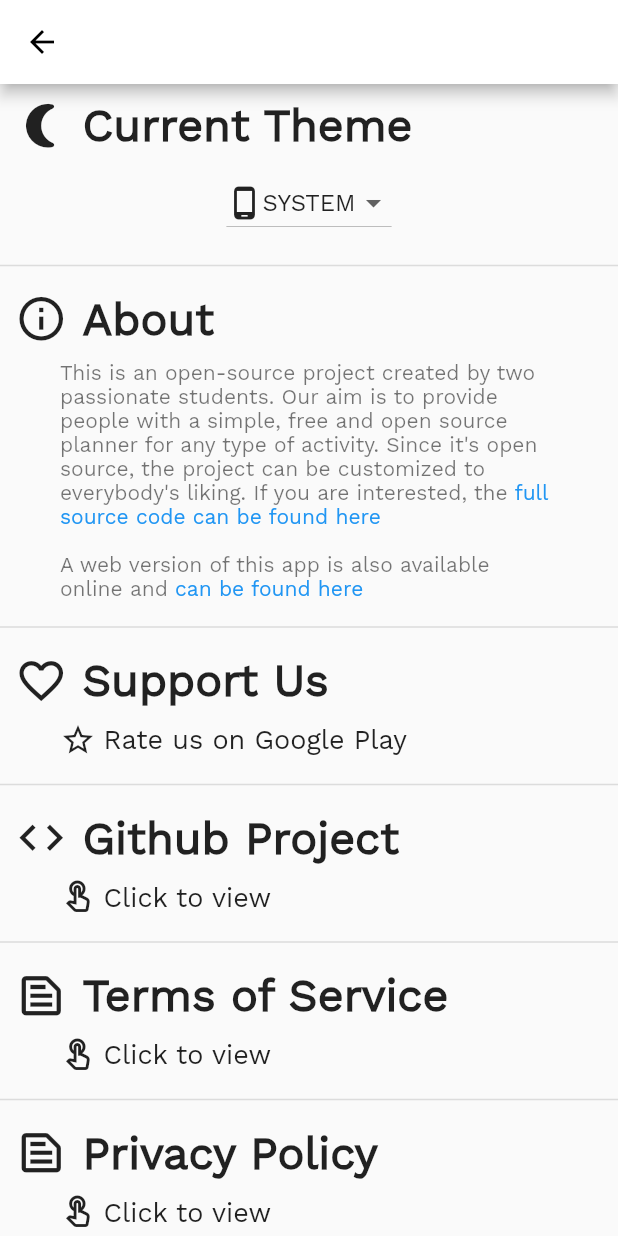
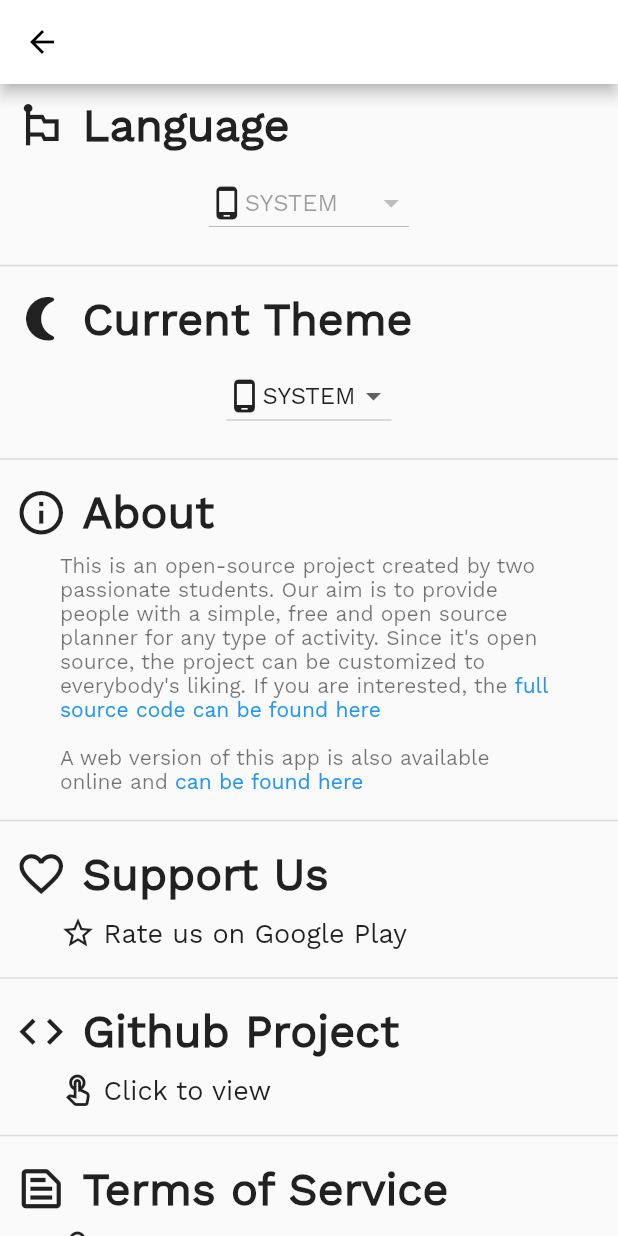
Before and after one commit to XDDK/LightPlan, a Flutter app: the SettingsPage screen opened by its route, on a phone screen of 412 x 824 dp. Run offline on Flutter 3.47's test engine with Material 2 defaults, Android fonts, the light colour scheme and no system bars; our stand-ins replace flutter_keyboard_visibility, hive, hive_flutter; accounts and stored records are empty; generated files the repository leaves out were written again.

Commit message:
Added non-functional dropdown menu for languages

```diff
--- a/lang/en.json
+++ b/lang/en.json
@@ -16,6 +16,10 @@
     "editExitDesc2" : " will be deleted.",
     "editExit2Desc" : "You will lose all modifications",
     "editExitConfirmation" : " task deleted.",
+
+    "languageTitle" : "Language",
+    "english" : "ENGLISH",
+    "romanian" : "ROMANIAN",
 
     "currentThemeTitle" : "Current Theme",
     "themeLight" : "LIGHT",
--- a/lang/ro.json
+++ b/lang/ro.json
@@ -16,6 +16,10 @@
     "editExitDesc2" : " o sa fie stearsa.",
     "editExit2Desc" : "Veti pierde toate modificarile",
     "editExitConfirmation" : " sarcina stearsa.",
+
+    "languageTitle" : "Limbaj",
+    "english" : "ENGLEZA",
+    "romanian" : "ROMANA",
 
     "currentThemeTitle" : "Tema Curenta",
     "themeLight" : "LUMINOS",
--- a/lib/ui/screens/settings_page.dart
+++ b/lib/ui/screens/settings_page.dart
@@ -43,6 +43,21 @@ class _SettingsPage extends State<SettingsPage> {
             //mainAxisSize: MainAxisSize.min,
             children: [
               _buildItem(
+                Icons.emoji_flags_outlined,
+                AppLocalizations.of(context).translate('languageTitle'),
+                DropdownButton(
+                  value: themeHandler.currentThemeIndex,
+                  items: <int>[0, 1, 2].map((currentSelection) {
+                    return DropdownMenuItem<int>(
+                      value: currentSelection,
+                      child: _buildDropdownWidget(currentSelection, false),
+                    );
+                  }).toList(),
+                ),
+                context,
+              ),
+              Divider(thickness: 1),
+              _buildItem(
                 Icons.nightlight_round,
                 AppLocalizations.of(context).translate('currentThemeTitle'),
                 DropdownButton(
@@ -54,7 +69,7 @@ class _SettingsPage extends State<SettingsPage> {
                   items: <int>[0, 1, 2, 3].map((currentSelection) {
                     return DropdownMenuItem<int>(
                       value: currentSelection,
-                        child: _buildDropdownWidget(currentSelection),
+                      child: _buildDropdownWidget(currentSelection, true),
                     );
                   }).toList(),
                 ),
@@ -181,10 +196,11 @@ class _SettingsPage extends State<SettingsPage> {
     );
   }
 
-  Widget _buildDropdownWidget(int value) {
+  Widget _buildDropdownWidget(int value, bool isTheme) {
     IconData iconData;
     String text;
 
+    if(isTheme) {
       switch (value) {
         case 1:
           iconData = Icons.wb_sunny_outlined; text = AppLocalizations.of(context).translate('themeLight');
@@ -198,6 +214,18 @@ class _SettingsPage extends State<SettingsPage> {
         default:
           iconData = Icons.phone_android_outlined; text = AppLocalizations.of(context).translate('themeSystem');
           break;
+      }
+    } else {
+      switch (value) {
+        case 1:
+          iconData = Icons.android; text = AppLocalizations.of(context).translate('english');
+          break;
+        case 2: iconData = Icons.android; text = AppLocalizations.of(context).translate('romanian');
+          break;
+        default:
+          iconData = Icons.phone_android_outlined; text = AppLocalizations.of(context).translate('themeSystem');
+          break;
+      }
     }
 
     return Row(
```
Lines whose indentation alone changed are shown as unchanged.
